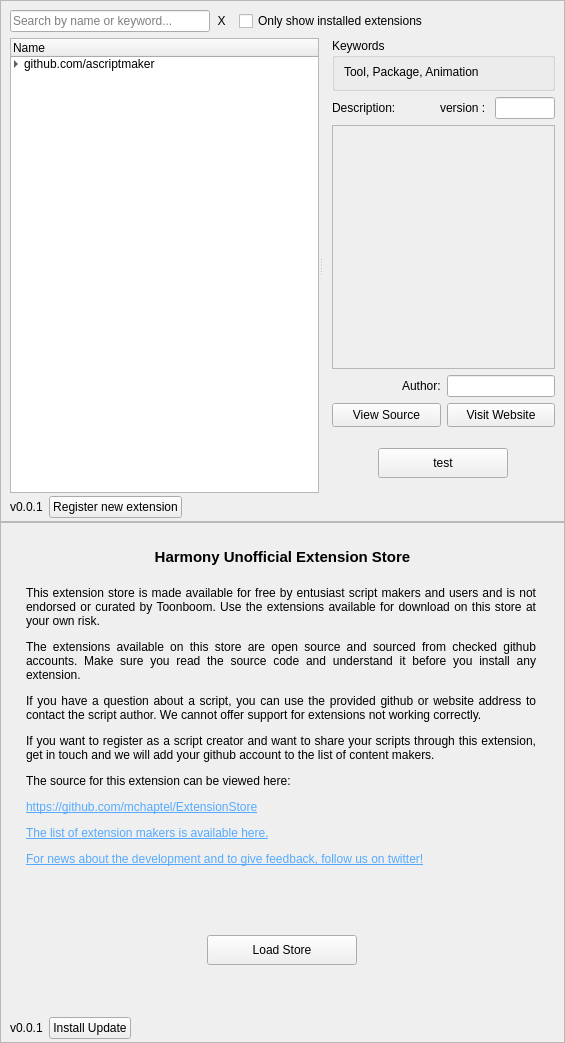
This is packages/ExtensionStore/store.ui in mchaptel/ExtensionStore as Qt 5 draws it before an edit. The edited form follows.
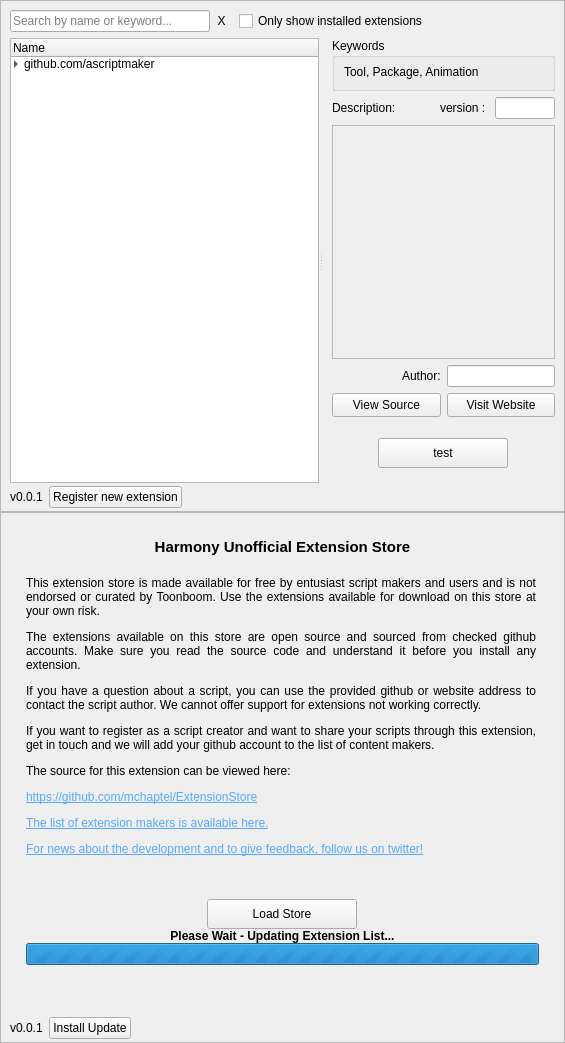
This is the edited form.

Commit message: Made retrieving extension list non-blocking, and added a progress UI during the store load.

```diff
--- a/packages/ExtensionStore/store.ui
+++ b/packages/ExtensionStore/store.ui
@@ -685,7 +685,7 @@
              <x>0</x>
              <y>0</y>
              <width>513</width>
-             <height>303</height>
+             <height>266</height>
             </rect>
            </property>
            <layout class="QVBoxLayout" name="verticalLayout_7">
@@ -769,6 +769,8 @@
          </spacer>
         </item>
         <item>
+         <layout class="QVBoxLayout" name="verticalLayout_8">
+          <item>
          <layout class="QHBoxLayout" name="horizontalLayout_5">
           <item>
            <widget class="QPushButton" name="loadStoreButton">
@@ -786,6 +788,31 @@
             </property>
             <property name="text">
              <string>Load Store</string>
+              </property>
+             </widget>
+            </item>
+           </layout>
+          </item>
+          <item>
+           <widget class="QLabel" name="updateLabel">
+            <property name="text">
+             <string>&lt;html&gt;&lt;head/&gt;&lt;body&gt;&lt;p&gt;&lt;span style=&quot; font-weight:600;&quot;&gt;Please Wait - Updating Extension List...&lt;/span&gt;&lt;/p&gt;&lt;/body&gt;&lt;/html&gt;</string>
+            </property>
+            <property name="alignment">
+             <set>Qt::AlignCenter</set>
+            </property>
+            <property name="margin">
+             <number>5</number>
+            </property>
+           </widget>
+          </item>
+          <item>
+           <widget class="QProgressBar" name="updateProgress">
+            <property name="maximum">
+             <number>0</number>
+            </property>
+            <property name="value">
+             <number>-1</number>
             </property>
            </widget>
           </item>
```
Lines whose indentation alone changed are shown as unchanged. The commit also changes 2 other files.
